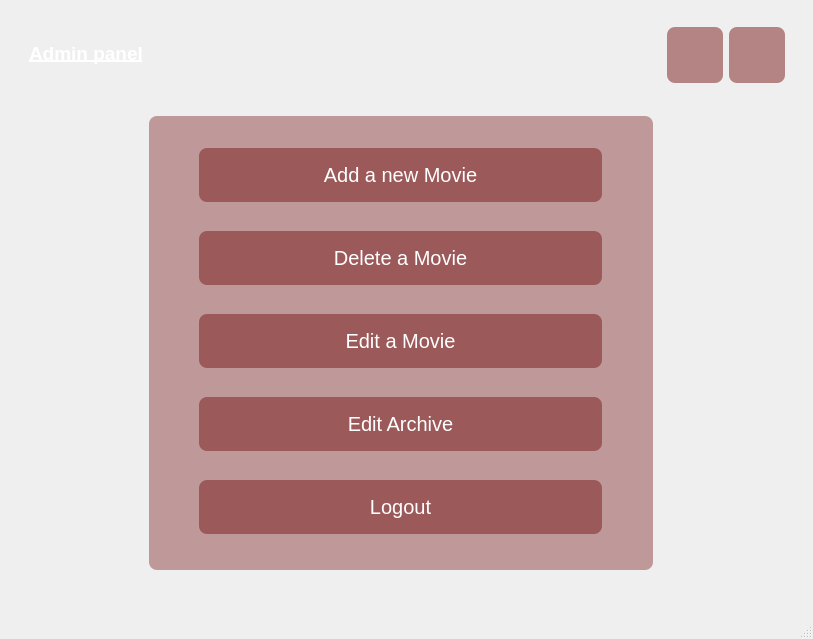
This is admin_panel.ui in ItsArtaz/cinema_management as Qt 5 draws it before an edit. The edited form follows.
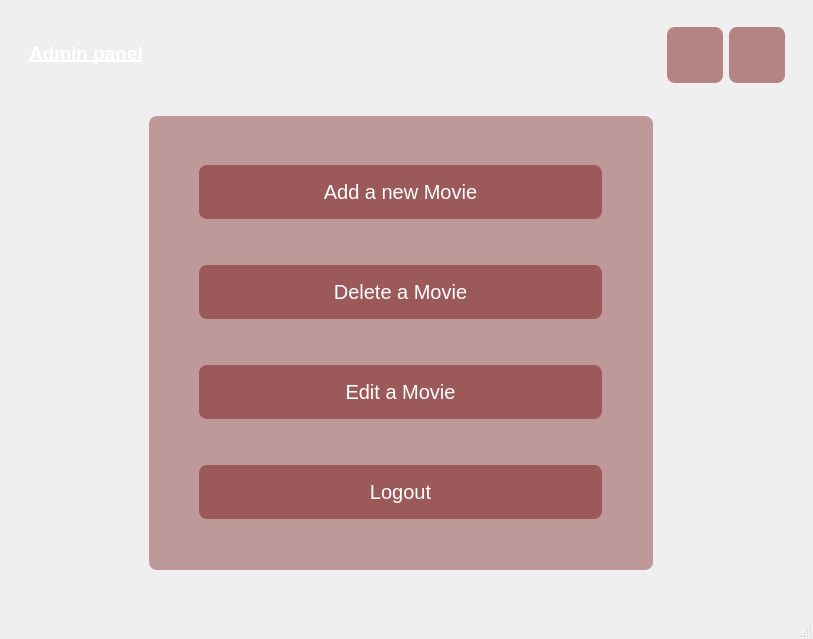
This is the edited form. Icons and pictures are not drawn.

Commit message: bugs fixed and archive design page changed

Diff of the .ui file:
```diff
--- a/admin_panel.ui
+++ b/admin_panel.ui
@@ -299,30 +299,6 @@
             </property>
            </widget>
           </item>
-          <item alignment="Qt::AlignHCenter">
-           <widget class="QPushButton" name="archive_btn">
-            <property name="sizePolicy">
-             <sizepolicy hsizetype="Fixed" vsizetype="Fixed">
-              <horstretch>0</horstretch>
-              <verstretch>0</verstretch>
-             </sizepolicy>
-            </property>
-            <property name="minimumSize">
-             <size>
-              <width>403</width>
-              <height>54</height>
-             </size>
-            </property>
-            <property name="font">
-             <font>
-              <pointsize>15</pointsize>
-             </font>
-            </property>
-            <property name="text">
-             <string>Edit Archive</string>
-            </property>
-           </widget>
-          </item>
           <item alignment="Qt::AlignHCenter">
            <widget class="QPushButton" name="exit_btn">
             <property name="sizePolicy">
```
The commit also changes 10 other files.
